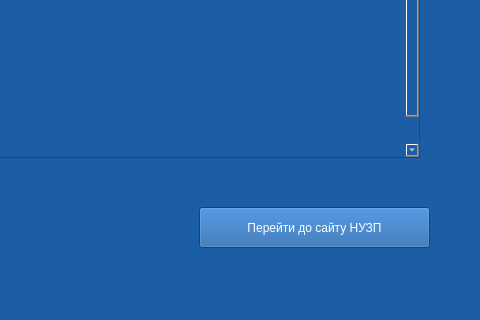
Above: specialtywindow.ui from admiralbub/oop_course_2020 before the change; both pictures show x 411 to 891 and y 343 to 663 of the 891 by 663 pixel window. Below: the same form after it.
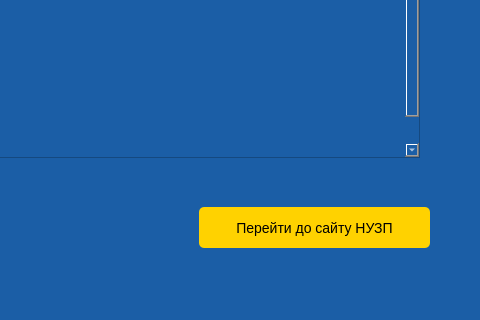
That is the form after the change.

The edit to the form file:
```diff
--- a/specialtywindow.ui
+++ b/specialtywindow.ui
@@ -70,7 +70,7 @@
      </rect>
     </property>
     <property name="styleSheet">
-     <string notr="true">#exit {
+     <string notr="true">#site_nuzp {
    color:#000;
    border-radius:5px;
    background:#FFD200;
```
Left out of the diff: 2 changed lines with no effect on the pictures.
